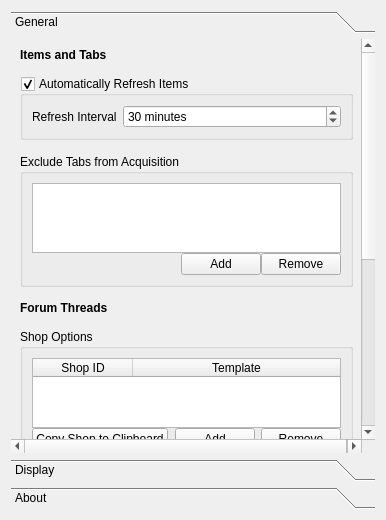
Before: the Qt Designer form forms/settingspane.ui in Novynn/acquisition, drawn with Qt 5.
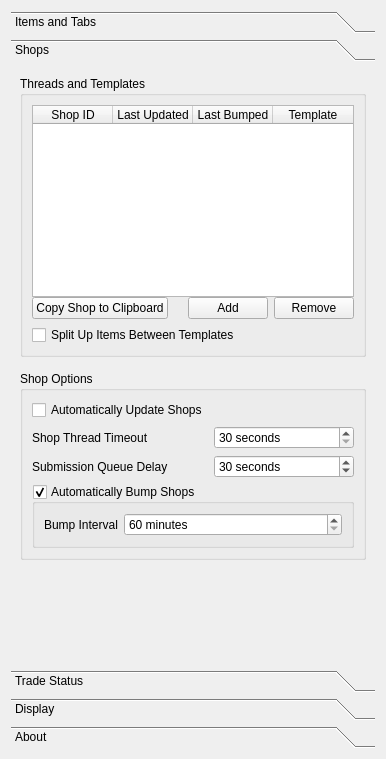
After: the same form once the commit is applied.

Commit message:
Separated shop settings into their own settings tab, added a simple shop submission queue to delay sending shops all at once, and also added the last updated and last bumped dates to the settings panel for each shop.
Also fixed a bug where forums could be bumped too quickly (woops!)

```diff
--- a/forms/settingspane.ui
+++ b/forms/settingspane.ui
@@ -7,7 +7,7 @@
     <x>0</x>
     <y>0</y>
     <width>386</width>
-    <height>520</height>
+    <height>759</height>
    </rect>
   </property>
   <property name="windowTitle">
@@ -17,37 +17,24 @@
    <item>
     <widget class="QToolBox" name="toolBox">
      <property name="currentIndex">
-      <number>0</number>
+      <number>1</number>
      </property>
      <widget class="QWidget" name="page">
       <property name="geometry">
        <rect>
         <x>0</x>
-        <y>-131</y>
-        <width>351</width>
-        <height>705</height>
+        <y>0</y>
+        <width>368</width>
+        <height>606</height>
        </rect>
       </property>
       <attribute name="label">
-       <string>General</string>
-      </attribute>
-      <layout class="QVBoxLayout" name="verticalLayout_9">
-       <property name="spacing">
-        <number>14</number>
-       </property>
-       <item>
-        <widget class="QLabel" name="label_7">
-         <property name="font">
-          <font>
-           <weight>75</weight>
-           <bold>true</bold>
-          </font>
-         </property>
-         <property name="text">
           <string>Items and Tabs</string>
-         </property>
-        </widget>
-       </item>
+      </attribute>
+      <layout class="QVBoxLayout" name="verticalLayout_9">
+       <property name="spacing">
+        <number>14</number>
+       </property>
        <item>
         <widget class="QGroupBox" name="refreshItemsBox">
          <property name="title">
@@ -179,24 +166,34 @@
         </widget>
        </item>
        <item>
-        <widget class="QLabel" name="label_3">
-         <property name="font">
-          <font>
-           <weight>75</weight>
-           <bold>true</bold>
-          </font>
+        <spacer name="verticalSpacer_4">
+         <property name="orientation">
+          <enum>Qt::Vertical</enum>
          </property>
-         <property name="text">
-          <string>Forum Threads</string>
+         <property name="sizeHint" stdset="0">
+          <size>
+           <width>20</width>
+           <height>40</height>
+          </size>
          </property>
-        </widget>
+        </spacer>
        </item>
+      </layout>
+     </widget>
+     <widget class="QWidget" name="page_4">
+      <attribute name="label">
+       <string>Shops</string>
+      </attribute>
+      <layout class="QVBoxLayout" name="verticalLayout_5">
+       <property name="spacing">
+        <number>14</number>
+       </property>
        <item>
-        <widget class="QGroupBox" name="groupBox_2">
+        <widget class="QGroupBox" name="groupBox_3">
          <property name="title">
-          <string>Shop Options</string>
+          <string>Threads and Templates</string>
          </property>
-         <layout class="QVBoxLayout" name="verticalLayout_4">
+         <layout class="QVBoxLayout" name="verticalLayout_6">
           <item>
            <layout class="QVBoxLayout" name="verticalLayout_2">
             <property name="spacing">
@@ -219,6 +216,9 @@
               <property name="selectionBehavior">
                <enum>QAbstractItemView::SelectRows</enum>
               </property>
+              <attribute name="horizontalHeaderDefaultSectionSize">
+               <number>80</number>
+              </attribute>
               <attribute name="horizontalHeaderStretchLastSection">
                <bool>true</bool>
               </attribute>
@@ -230,6 +230,16 @@
                 <string>Shop ID</string>
                </property>
               </column>
+              <column>
+               <property name="text">
+                <string>Last Updated</string>
+               </property>
+              </column>
+              <column>
+               <property name="text">
+                <string>Last Bumped</string>
+               </property>
+              </column>
               <column>
                <property name="text">
                 <string>Template</string>
@@ -284,6 +294,22 @@
            </layout>
           </item>
           <item>
+           <widget class="QCheckBox" name="splitTemplateItemsBox">
+            <property name="text">
+             <string>Split Up Items Between Templates</string>
+            </property>
+           </widget>
+          </item>
+         </layout>
+        </widget>
+       </item>
+       <item>
+        <widget class="QGroupBox" name="groupBox_2">
+         <property name="title">
+          <string>Shop Options</string>
+         </property>
+         <layout class="QVBoxLayout" name="verticalLayout_4">
+          <item>
            <layout class="QFormLayout" name="formLayout_2">
             <item row="0" column="0">
              <widget class="QCheckBox" name="updateShopBox">
@@ -292,14 +318,14 @@
               </property>
              </widget>
             </item>
-            <item row="1" column="0">
+            <item row="2" column="0">
              <widget class="QLabel" name="label">
               <property name="text">
                <string>Shop Thread Timeout</string>
               </property>
              </widget>
             </item>
-            <item row="1" column="1">
+            <item row="2" column="1">
              <widget class="QSpinBox" name="shopTimeoutBox">
               <property name="suffix">
                <string> seconds</string>
@@ -312,17 +338,33 @@
               </property>
              </widget>
             </item>
-            <item row="2" column="0">
-             <widget class="QCheckBox" name="splitTemplateItemsBox">
+            <item row="3" column="0">
+             <widget class="QLabel" name="submissionQueueDelayLabel">
               <property name="text">
-               <string>Split Up Items Between Templates</string>
+               <string>Submission Queue Delay</string>
               </property>
              </widget>
             </item>
-           </layout>
-          </item>
-         </layout>
-        </widget>
+            <item row="3" column="1">
+             <widget class="QSpinBox" name="submissionQueueDelaySpinBox">
+              <property name="suffix">
+               <string> seconds</string>
+              </property>
+              <property name="minimum">
+               <number>5</number>
+              </property>
+              <property name="maximum">
+               <number>400</number>
+              </property>
+              <property name="singleStep">
+               <number>5</number>
+              </property>
+              <property name="value">
+               <number>30</number>
+              </property>
+             </widget>
+            </item>
+           </layout>
        </item>
        <item>
         <widget class="QGroupBox" name="bumpShopBox">
@@ -359,19 +401,32 @@
          </layout>
         </widget>
        </item>
+         </layout>
+        </widget>
+       </item>
        <item>
-        <widget class="QLabel" name="label_8">
-         <property name="font">
-          <font>
-           <weight>75</weight>
-           <bold>true</bold>
-          </font>
+        <spacer name="verticalSpacer_2">
+         <property name="orientation">
+          <enum>Qt::Vertical</enum>
          </property>
-         <property name="text">
+         <property name="sizeHint" stdset="0">
+          <size>
+           <width>20</width>
+           <height>40</height>
+          </size>
+         </property>
+        </spacer>
+       </item>
+      </layout>
+     </widget>
+     <widget class="QWidget" name="page_5">
+      <attribute name="label">
           <string>Trade Status</string>
-         </property>
-        </widget>
-       </item>
+      </attribute>
+      <layout class="QVBoxLayout" name="verticalLayout_7">
+       <property name="spacing">
+        <number>14</number>
+       </property>
        <item>
         <widget class="QGroupBox" name="refreshTradeBox">
          <property name="title">
```
Left out of the diff: 7 changed lines with no effect on the pictures. Lines whose indentation alone changed are shown as unchanged. The commit also changes 6 other files.
